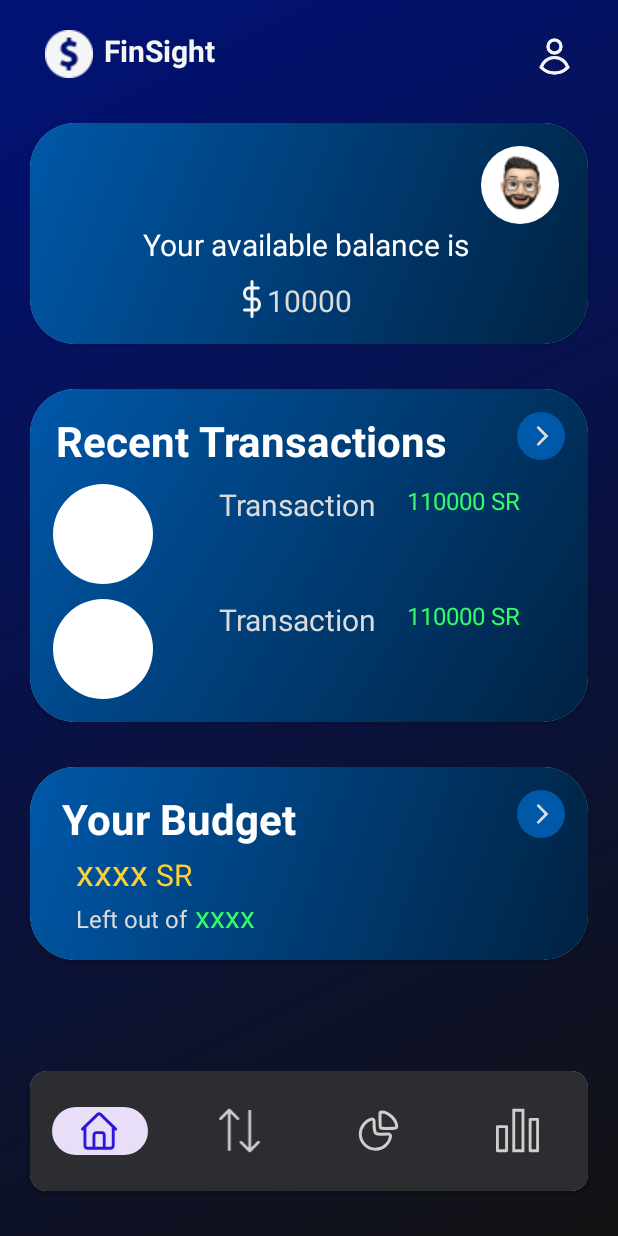
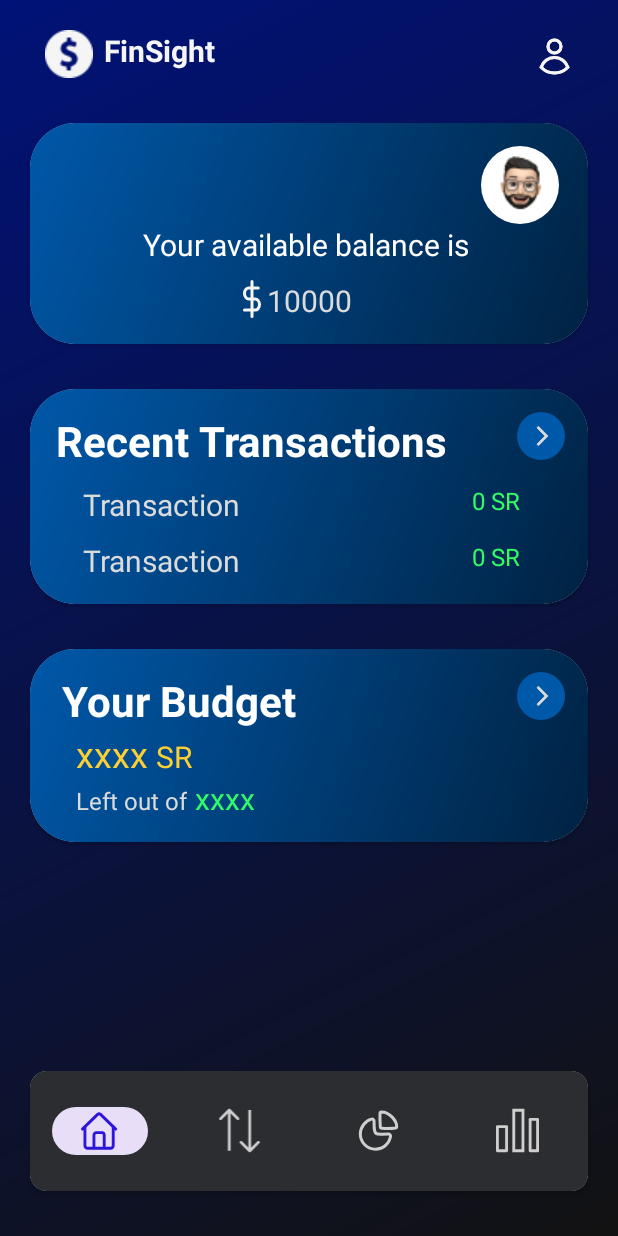
Before and after one commit to AnmarHani/FinSight, an Android app: the layout activity_home_page.xml on its own in the app's theme, with its tools: preview values and no code run, on a phone screen of 412 x 824 dp. Run offline under Robolectric (Android 15) with nearby library versions, the phone set to English and light mode, and no system bars.

Commit message:
Added transactions to home page and fixed some typos

```diff
--- a/app/src/main/res/layout/activity_creat_budget.xml
+++ b/app/src/main/res/layout/activity_creat_budget.xml
@@ -80,7 +80,7 @@
             <TextView
                 android:layout_width="wrap_content"
                 android:layout_height="wrap_content"
-                android:text="Creat your budget"
+                android:text="Create your budget"
                 android:textColor="#dbdbdb"
                 android:textSize="30dp"
                 android:textStyle="bold"
--- a/app/src/main/res/layout/activity_home_page.xml
+++ b/app/src/main/res/layout/activity_home_page.xml
@@ -182,35 +182,26 @@
                     android:layout_marginTop="10dp"
                     android:orientation="vertical">
 
-                    <com.google.android.material.imageview.ShapeableImageView
-                        android:id="@+id/transaction_img"
-                        android:layout_width="100px"
-                        android:layout_height="100px"
-                        android:background="@color/white"
-                        app:shapeAppearanceOverlay="@style/circular"
-                        tools:layout_editor_absoluteX="0dp"
-                        tools:layout_editor_absoluteY="0dp"
-                        tools:ignore="MissingConstraints" />
-
                     <TextView
-                        android:id="@+id/transaction_name"
+                        android:id="@+id/transaction_name1"
                         android:layout_width="wrap_content"
                         android:layout_height="wrap_content"
-                        android:layout_marginStart="24dp"
                         android:paddingHorizontal="20dp"
                         android:text="Transaction"
                         android:textColor="#dbdbdb"
                         android:textSize="20dp"
-                        app:layout_constraintStart_toEndOf="@+id/transaction_img"
                         tools:ignore="MissingConstraints"
-                        tools:layout_editor_absoluteY="6dp" />
+                        tools:layout_editor_absoluteX="1dp"
+                        tools:layout_editor_absoluteY="8dp"
+                        android:maxLength="20"
+                        />
 
                     <TextView
                         android:id="@+id/transaction_amount1"
                         android:layout_width="wrap_content"
                         android:layout_height="wrap_content"
                         android:layout_marginEnd="30dp"
-                        android:text="110000 SR"
+                        android:text="0 SR"
                         android:textColor="#32FC65"
                         android:textSize="16dp"
                         app:layout_constraintEnd_toEndOf="parent"
@@ -223,40 +214,31 @@
                     android:layout_marginTop="10dp"
                     android:orientation="vertical">
 
-                    <com.google.android.material.imageview.ShapeableImageView
-                        android:id="@+id/transaction_img2"
-                        android:layout_width="100px"
-                        android:layout_height="100px"
-                        android:background="@color/white"
-                        app:shapeAppearanceOverlay="@style/circular"
-                        tools:layout_editor_absoluteX="0dp"
-                        tools:layout_editor_absoluteY="0dp"
-                        tools:ignore="MissingConstraints" />
-
                 <TextView
                     android:id="@+id/transaction_name2"
                     android:layout_width="wrap_content"
                     android:layout_height="wrap_content"
-                        android:layout_marginStart="24dp"
                     android:paddingHorizontal="20dp"
                     android:text="Transaction"
                     android:textColor="#dbdbdb"
                     android:textSize="20dp"
-                        app:layout_constraintStart_toEndOf="@+id/transaction_img2"
                     tools:ignore="MissingConstraints"
-                        tools:layout_editor_absoluteY="6dp" />
+                    tools:layout_editor_absoluteX="-1dp"
+                    tools:layout_editor_absoluteY="5dp"
+                    android:maxLength="20"/>
 
                 <TextView
                         android:id="@+id/transaction_amount2"
                         android:layout_width="wrap_content"
                         android:layout_height="wrap_content"
                         android:layout_marginEnd="30dp"
-                        android:text="110000 SR"
+                        android:text="0 SR"
                         android:textColor="#32FC65"
                         android:textSize="16dp"
                         app:layout_constraintEnd_toEndOf="parent"
                         tools:ignore="MissingConstraints"
-                        tools:layout_editor_absoluteY="10dp" />
+                        tools:layout_editor_absoluteY="10dp"
+                    />
 
                 </androidx.constraintlayout.widget.ConstraintLayout>
             </LinearLayout>
```
Also changed, not shown: app/src/main/java/com/example/finsight/home_page.java (+29 -20 lines). Lines whose indentation alone changed are shown as unchanged.
